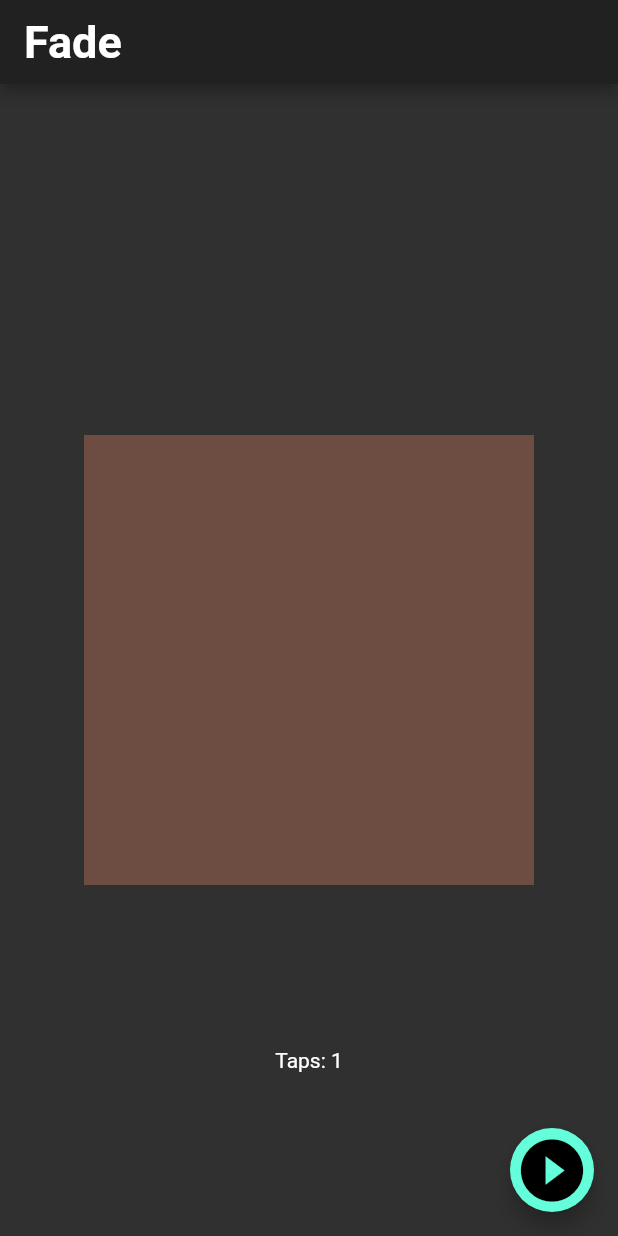
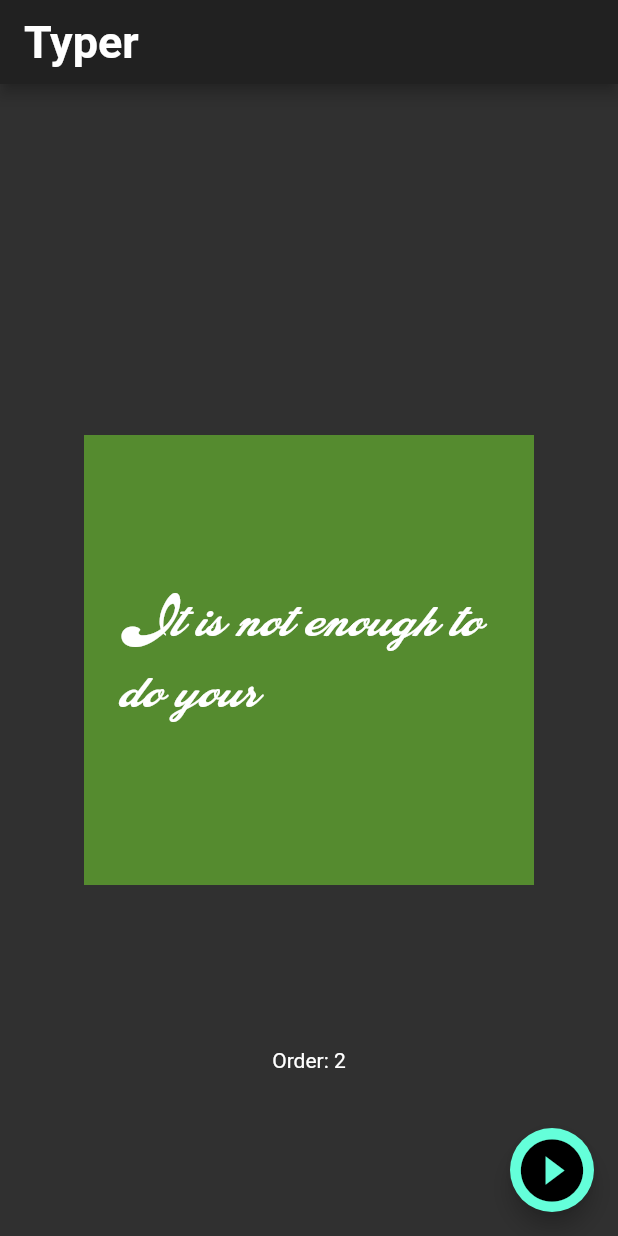
Before and after one commit to aagarwal1012/Animated-Text-Kit, a Flutter app: the screen it shows after launch, after a tap on the "play circle filled" icon, after a tap on "do IT!", on a phone screen of 412 x 824 dp. Run offline on Flutter 3.47's test engine with Material 2 defaults, Android fonts, the phone set to English and light mode, and no system bars.

Commit message:
bug fix: #268

```diff
--- a/example/lib/main.dart
+++ b/example/lib/main.dart
@@ -31,7 +31,6 @@ class MyHomePage extends StatefulWidget {
 class _MyHomePageState extends State<MyHomePage> {
   late List<AnimatedTextExample> _examples;
   int _index = 0;
-  int _tapCount = 0;
 
   @override
   void initState() {
@@ -39,7 +38,7 @@ class _MyHomePageState extends State<MyHomePage> {
     _examples = animatedTextExamples(onTap: () {
       print('Tap Event');
       setState(() {
-        _tapCount++;
+        _index++;
       });
     });
   }
@@ -72,7 +71,7 @@ class _MyHomePageState extends State<MyHomePage> {
           Expanded(
             child: Container(
               alignment: Alignment.center,
-              child: Text('Taps: $_tapCount'),
+              child: Text('Order: $_index'),
             ),
           ),
         ],
@@ -81,7 +80,6 @@ class _MyHomePageState extends State<MyHomePage> {
         onPressed: () {
           setState(() {
             _index = ++_index % _examples.length;
-            _tapCount = 0;
           });
         },
         tooltip: 'Next',
```
